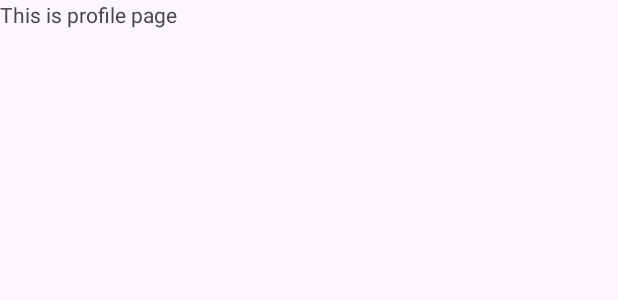
After one commit to kzi-nastava/ma-project-event-planner-siit-2024-team-2, an Android app: the layout fragment_profile.xml on its own in the app's theme, with its tools: preview values and no code run, on a phone screen of 412 x 824 dp. The commit adds this screen. Shown: the top 300 px of the screen. Run offline under Robolectric (Android 15) with nearby library versions, the phone set to English and light mode, and no system bars.

Commit message:
feat: Add profile page fragment

```diff
--- /dev/null
+++ b/app/src/main/res/layout/fragment_profile.xml
@@ -0,0 +1,14 @@
+<?xml version="1.0" encoding="utf-8"?>
+<FrameLayout xmlns:android="http://schemas.android.com/apk/res/android"
+    xmlns:tools="http://schemas.android.com/tools"
+    android:layout_width="match_parent"
+    android:layout_height="match_parent"
+    tools:context=".fragments.profile.ProfileFragment">
+
+    <!-- TODO: Update blank fragment layout -->
+    <TextView
+        android:layout_width="match_parent"
+        android:layout_height="match_parent"
+        android:text="This is profile page" />
+
+</FrameLayout>
--- a/app/src/main/res/menu/nav_menu.xml
+++ b/app/src/main/res/menu/nav_menu.xml
@@ -10,4 +10,8 @@
     <item
         android:id="@+id/nav_logout"
         android:title="@string/logout" />
+
+    <item
+        android:id="@+id/nav_profile"
+        android:title="@string/profile" />
 </menu>
--- a/app/src/main/res/values/strings.xml
+++ b/app/src/main/res/values/strings.xml
@@ -15,4 +15,5 @@
     <string name="login">Login</string>
     <string name="register">Register</string>
     <string name="top_5_services_or_products">Top 5 services or products</string>
+    <string name="profile">Profile</string>
 </resources>
```
Also changed, not shown: app/src/main/java/com/example/eventplanner/fragments/profile/ProfileFragment.java (added, +66 -0 lines), app/src/main/res/navigation/base_navigation.xml (+9 -0 lines).
